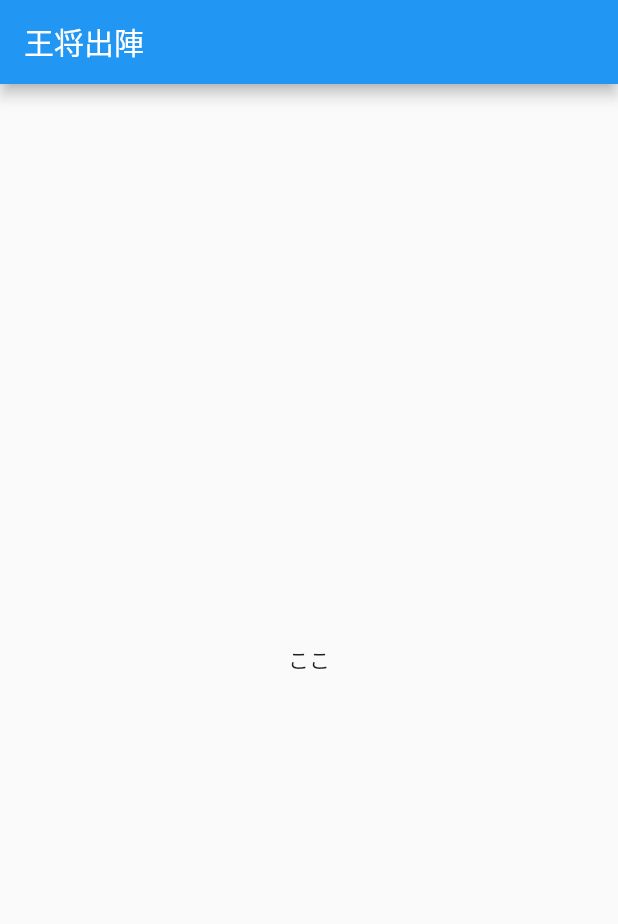
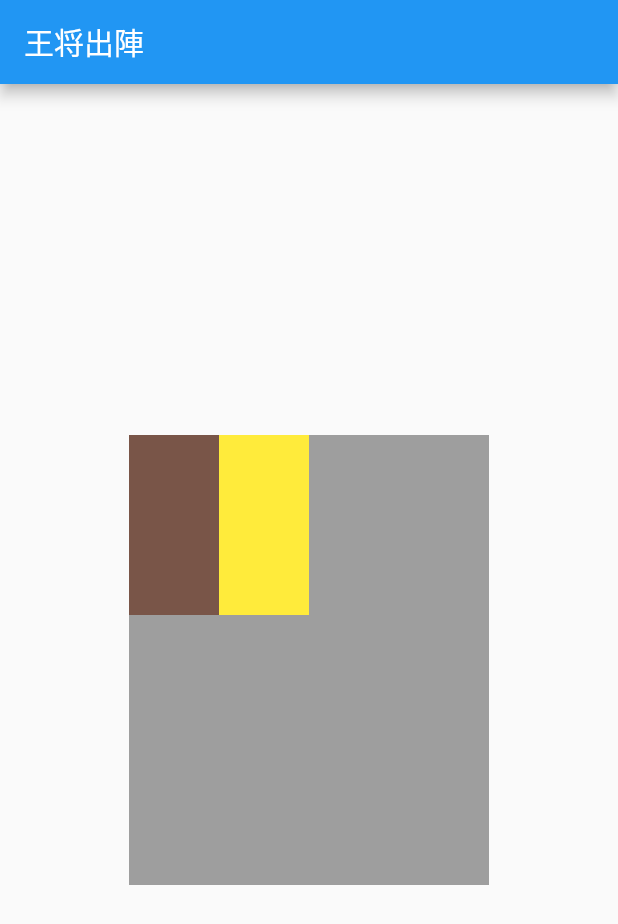
Before and after one commit to shukubota/ohsho_shutsujin, a Flutter app: the screen it shows after launch, on a phone screen of 412 x 824 dp. Shown: the top 924 px of the screen. Run offline on Flutter 3.47's test engine with Material 2 defaults, Android fonts, the light colour scheme and no system bars; our stand-ins replace flutter_hooks.

Commit message:
UIなんとなく作る

```diff
--- a/lib/main.dart
+++ b/lib/main.dart
@@ -31,12 +31,7 @@
         title: const Text('王将出陣'),
       ),
       body: Center(
-        child: Column(
-          mainAxisAlignment: MainAxisAlignment.center,
-          children: const <Widget>[
-            Panel(),
-          ],
-        ),
+        child: Panel(),
       ),
     );
   }
--- a/lib/pages/panel.dart
+++ b/lib/pages/panel.dart
@@ -1,13 +1,35 @@
+import 'package:flutter/material.dart';
 import 'package:flutter/widgets.dart';
 import 'package:flutter_hooks/flutter_hooks.dart';
 
+const double pieceSize = 60;
 class Panel extends HookWidget {
   const Panel({Key? key}) : super(key: key);
 
   @override
   Widget build(BuildContext context) {
     return Container(
-      child: Text('ここ'),
+      color: Colors.blue,
+      child: Stack(
+        children: [
+          Container(
+            width: pieceSize * 4,
+            height: pieceSize * 5,
+            color: Colors.grey,
+          ),
+          Container(
+            width: pieceSize,
+            height: pieceSize * 2,
+            color: Colors.brown,
+          ),
+          Container(
+            margin: const EdgeInsets.only(left: pieceSize),
+            width: pieceSize,
+            height: pieceSize * 2,
+            color: Colors.yellow,
+          ),
+        ],
+      ),
     );
   }
 }
```
